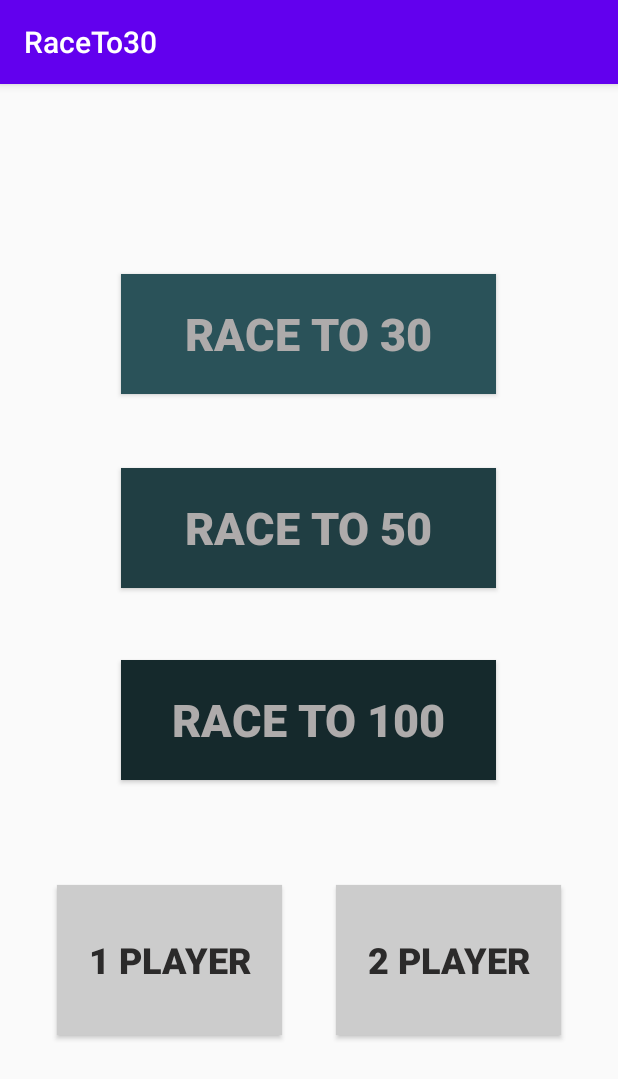
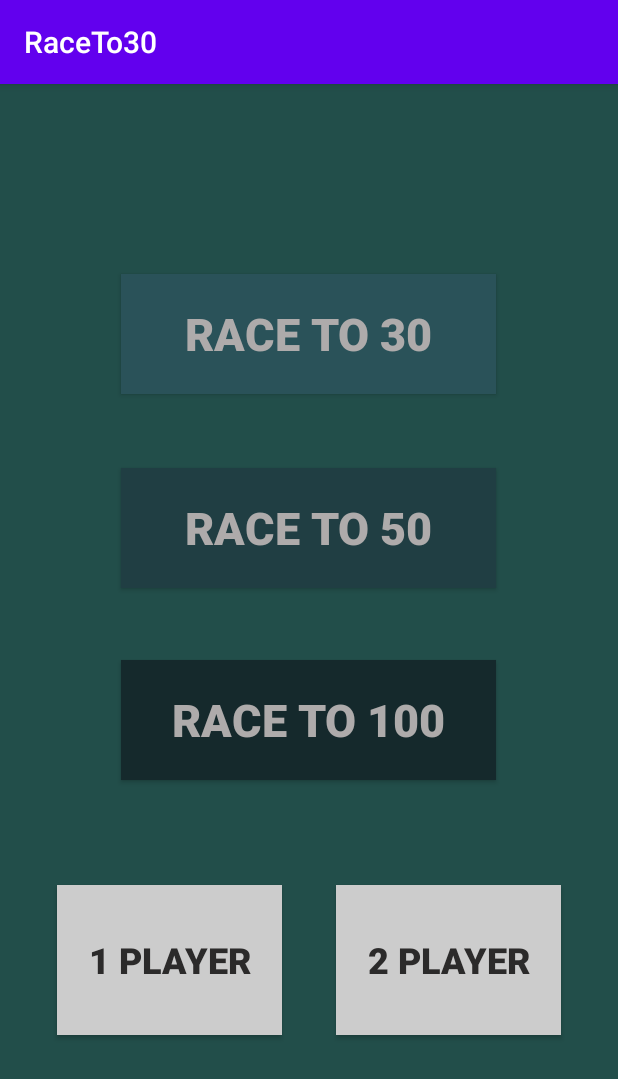
Before and after one commit to umair-j/pigGame-Android-, an Android app: the screen it shows after launch (MainPage), on a phone screen of 412 x 824 dp. Shown: the top 1079 px of the screen. Run offline under Robolectric (Android 15) with nearby library versions, the phone set to English and light mode, and no system bars.

Commit message:
background changed

```diff
--- a/app/src/main/res/layout/activity_main_page.xml
+++ b/app/src/main/res/layout/activity_main_page.xml
@@ -4,6 +4,7 @@
     xmlns:tools="http://schemas.android.com/tools"
     android:layout_width="match_parent"
     android:layout_height="match_parent"
+    android:background="#224E4A"
     tools:context="com.example.RaceTo30.MainPage">
 
     <Button
```
